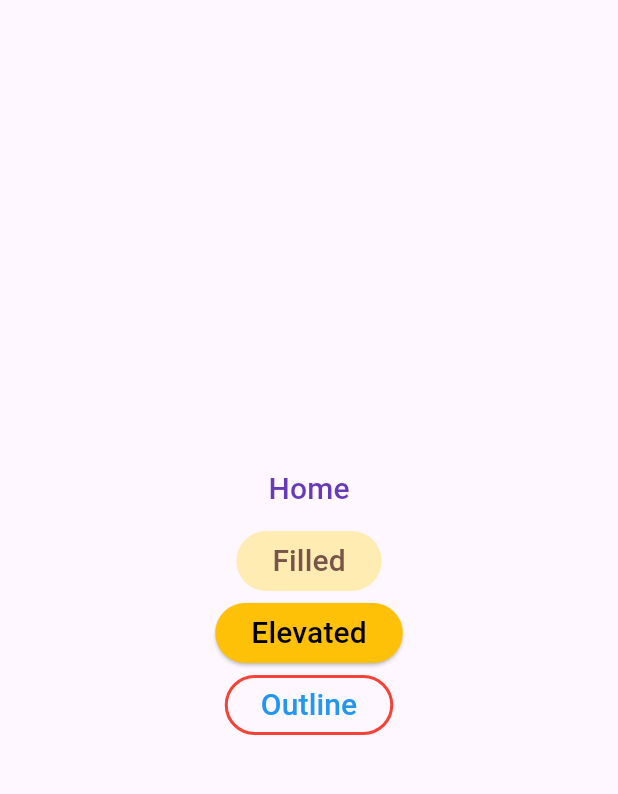
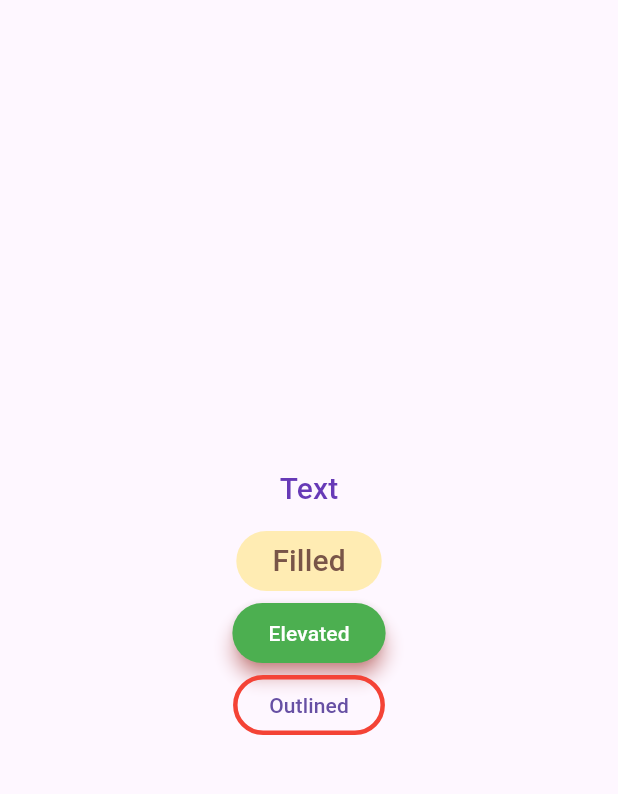
Before and after one commit to Kanokwannn/simpleApp, a Flutter app: the Home screen opened directly, on a phone screen of 412 x 824 dp, the part 63-857 px from its top. Run offline on Flutter 3.47's test engine with Material 3 defaults, Android fonts, the phone set to English and light mode, and no system bars; network calls fail.

```diff
--- a/lib/screens/home.dart
+++ b/lib/screens/home.dart
@@ -17,8 +17,8 @@ class Home extends StatelessWidget {
               onPressed: () {
                 print("Text Button Pressed");
               },
-              child: const Text(
-                "Home",
+              child: Text(
+                "Text",
                 style: TextStyle(
                   color: Colors.deepPurple,
                   fontSize: 20,
@@ -27,50 +27,37 @@ class Home extends StatelessWidget {
             ),
             FilledButton(
               style: FilledButton.styleFrom(
-                backgroundColor: Colors.amber.shade100,
-                foregroundColor: Colors.brown,
-              ),
+                  backgroundColor: Colors.amber.shade100,
+                  foregroundColor: Colors.brown),
               onPressed: () {
-                print("Filled Button Pressed");
+                print("FilledButton Pressed");
               },
-              child: const Text(
-                "Filled",
-                style: TextStyle(
-                  fontSize: 20,
-                ),
-              ),
+              child: Text("Filled",
+                  style: TextStyle(
+                    fontSize: 20,
+                  )),
             ),
             ElevatedButton(
               style: ElevatedButton.styleFrom(
-                backgroundColor: Colors.amber,
-                foregroundColor: Colors.black,
+                  backgroundColor: Colors.green,
+                  foregroundColor: Colors.white,
+                  shadowColor: Colors.red,
+                  elevation: 5),
+              onPressed: () {
+                print("ElevatedButton Pressed");
+              },
+              child: Text("Elevated")),
+            OutlinedButton(
+
+              style: OutlinedButton.styleFrom(
+                  side: BorderSide(
+                    color: Colors.red,
+                    width: 3),
               ),
               onPressed: () {
-                print("Elevated Button Pressed");
+                print("OutlinedButton Pressed");
               },
-              child: const Text("Elevated",
-                style: TextStyle(
-                    fontSize: 20,
-                ),
-              ),
-            ),
-            OutlinedButton(
-              style: OutlinedButton.styleFrom(
-                side: const BorderSide(
-                  color: Colors.red,
-                  width: 2
-                  ),
-                foregroundColor: Colors.blue,
-              ),
-              onPressed: () {
-                print("Outlined Button Pressed");
-              },
-              child: const Text("Outline",
-                style: TextStyle(
-                      fontSize: 20,
-                  ),
-                ),
-            ),
+              child: Text("Outlined")),
           ],
         ),
       ),
--- a/pubspec.yaml
+++ b/pubspec.yaml
@@ -35,6 +35,7 @@ dependencies:
   # The following adds the Cupertino Icons font to your application.
   # Use with the CupertinoIcons class for iOS style icons.
   cupertino_icons: ^1.0.6
+  http: ^1.2.2
 
 dev_dependencies:
   flutter_test:
```
Also changed, not shown: lib/Currency.dart (added, +25 -0 lines), lib/Rate.dart (added, +41 -0 lines), lib/main.dart (+11 -46 lines), lib/screens/convert.dart (added, +64 -0 lines), lib/screens/latestRate.dart (added, +70 -0 lines), lib/screens/menus.dart (+16 -11 lines), pubspec.lock.
